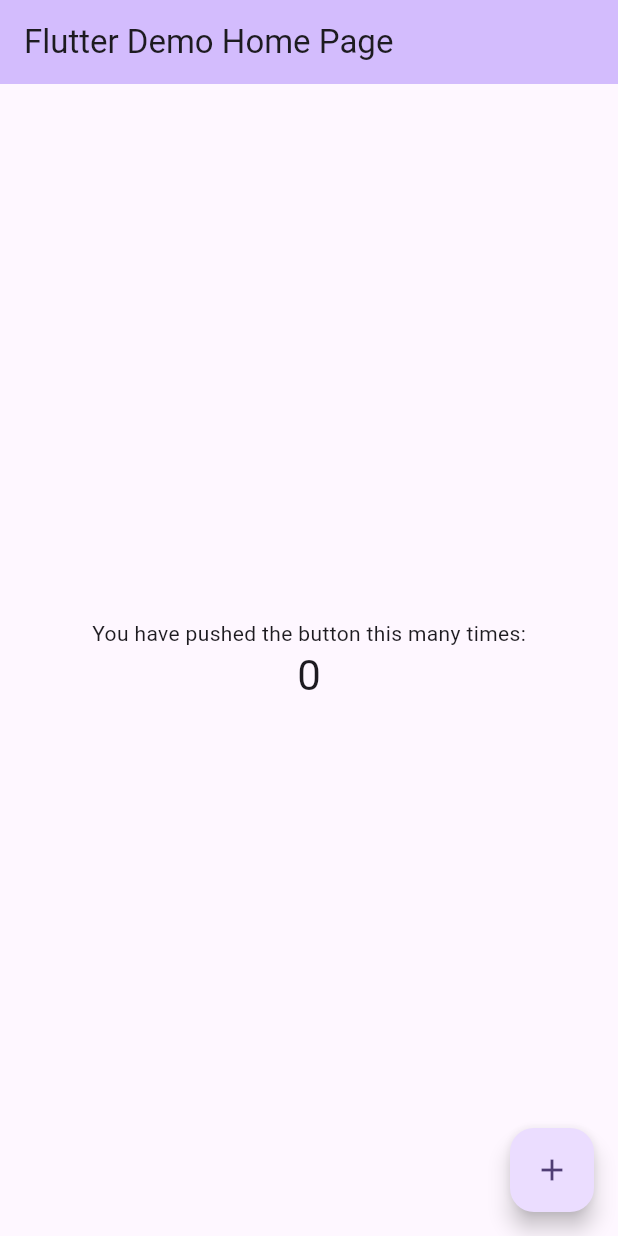
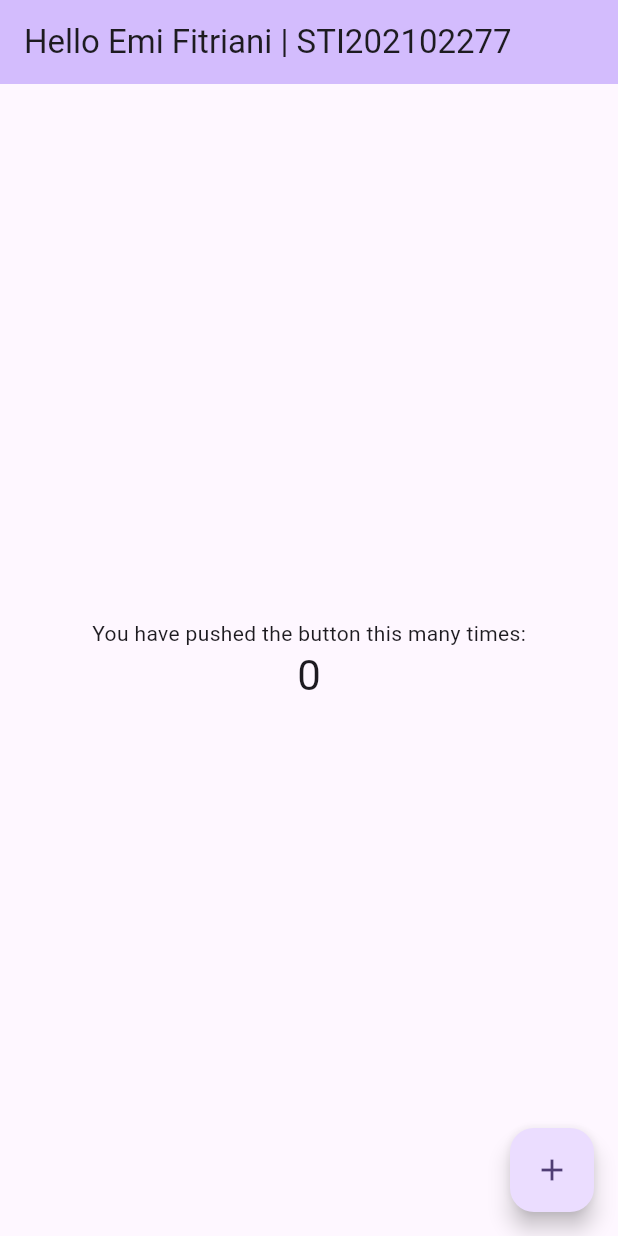
Before and after one commit to EmiFitriani/Jobsheet-3, a Flutter app: the screen it shows after launch, on a phone screen of 412 x 824 dp. Run offline on Flutter 3.47's test engine with Material 3 defaults, Android fonts, the phone set to English and light mode, and no system bars.

Commit message:
Update main.dart

```diff
--- a/lib/main.dart
+++ b/lib/main.dart
@@ -31,7 +31,7 @@ class MyApp extends StatelessWidget {
         colorScheme: ColorScheme.fromSeed(seedColor: Colors.deepPurple),
         useMaterial3: true,
       ),
-      home: const MyHomePage(title: 'Flutter Demo Home Page'),
+      home: const MyHomePage(title: 'Hello Emi Fitriani | STI202102277'),
     );
   }
 }
```
